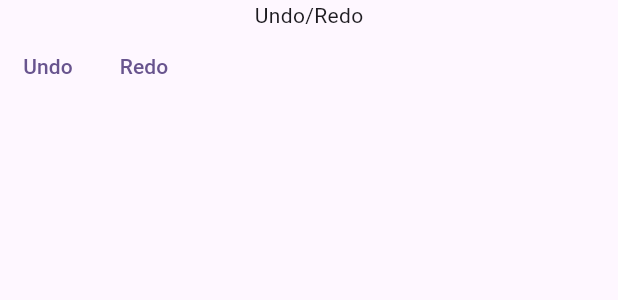
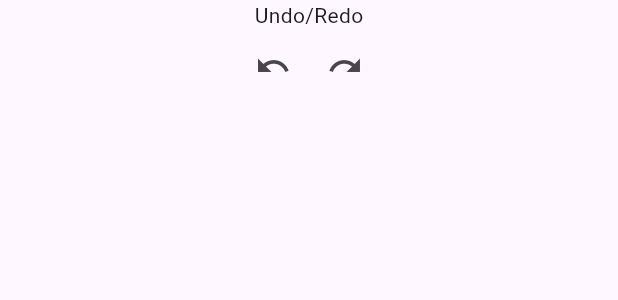
Before and after one commit to rbharath99/flutter_canvas, a Flutter app: the UndoRedo widget shown alone on an empty page, opened directly, on a phone screen of 412 x 824 dp. Shown: the top 300 px of the screen. Run offline on Flutter 3.47's test engine with Material 3 defaults, Android fonts, the phone set to English and light mode, and no system bars; our stand-ins replace equatable, flutter_bloc, font_awesome_flutter.

Commit message:
feat: replaced undo and redo text with the icons

```diff
--- a/lib/views/canvas_options/widgets/undo_redo.dart
+++ b/lib/views/canvas_options/widgets/undo_redo.dart
@@ -11,18 +11,25 @@ class UndoRedo extends StatelessWidget {
       children: [
         const Text('Undo/Redo'),
         Row(
+          mainAxisAlignment: MainAxisAlignment.center,
           children: [
-            TextButton(
+            Tooltip(
+              message: 'Undo',
+              child: IconButton(
+                icon: const Icon(Icons.undo),
                 onPressed: () {
                   context.read<CanvasBloc>().add(Undo());
                 },
-              child: const Text('Undo'),
               ),
-            TextButton(
+            ),
+            Tooltip(
+              message: 'Redo',
+              child: IconButton(
+                icon: const Icon(Icons.redo),
                 onPressed: () {
                   context.read<CanvasBloc>().add(Redo());
                 },
-              child: const Text('Redo'),
+              ),
             ),
           ],
         ),
```
Lines whose indentation alone changed are shown as unchanged.
